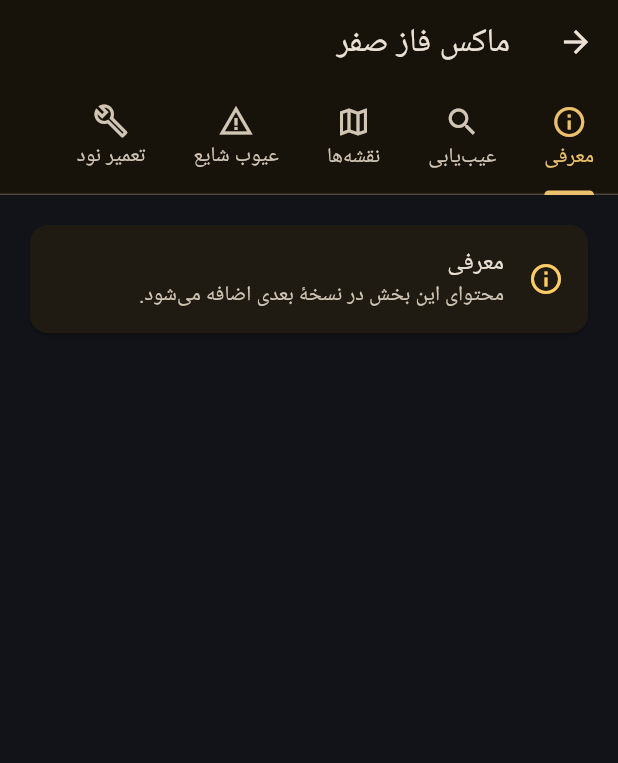
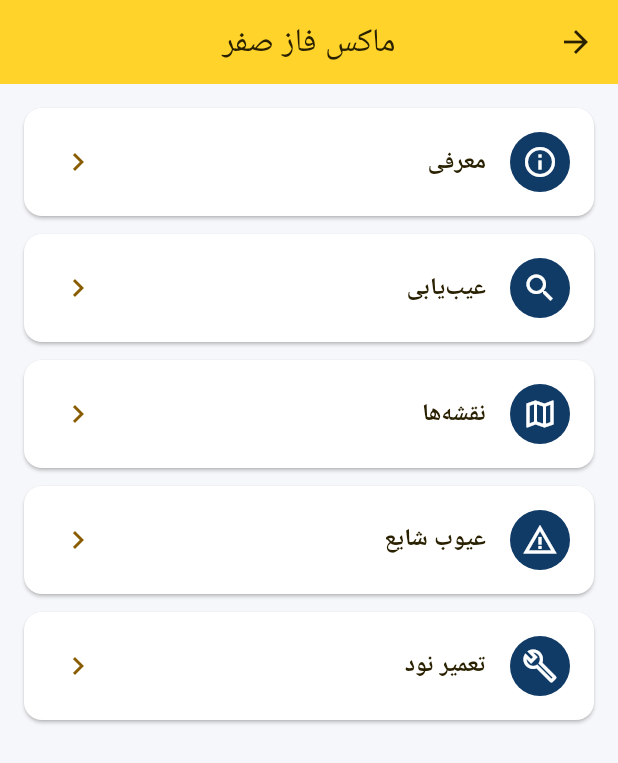
Before and after one commit to miladbahadori7-debug/carplex, a Flutter app: the screen it shows after launch, after a tap on "ماکس فاز صفر", on a phone screen of 412 x 824 dp. Shown: the top 763 px of the screen. Run offline on Flutter 3.47's test engine with Material 3 defaults, Android fonts, the phone set to English and light mode, and no system bars.

Commit message:
Update main.dart

```diff
--- a/lib/main.dart
+++ b/lib/main.dart
@@ -3,7 +3,7 @@ import 'package:flutter/material.dart';
 import 'package:flutter_localizations/flutter_localizations.dart';
 
 const systems = [
-  'مالتی‌پلکس فرانسه', 'ماکس فاز صفر', 'مالتی‌پلکس سازه پویش',
+  'ماکس فاز صفر', 'مالتی‌پلکس فرانسه', 'مالتی‌پلکس سازه پویش',
   'مالتی‌پلکس اکوماکس کروز', 'مالتی‌پلکس SMS', 'تک‌نود کروز',
   'تک‌نود سازه پویش', 'سیستم هوشمند CEC', 'مالتی‌پلکس سایپا',
 ];
@@ -24,20 +24,60 @@ void main() => runApp(MaterialApp(
 
 class Home extends StatelessWidget {
   const Home({super.key});
+  void openSystem(BuildContext context, String system) {
+    Navigator.of(context).push(MaterialPageRoute<void>(
+      builder: (_) => Details(system: system),
+    ));
+  }
+
   @override
   Widget build(BuildContext context) => Scaffold(
-    appBar: AppBar(title: const Row(children: [Icon(Icons.bolt, color: gold),
-      SizedBox(width: 8), Text('کارپلکس')]), backgroundColor: const Color(0xFF191C23)),
-    body: ListView(padding: const EdgeInsets.all(16), children: [
-      Text('سیستم‌های مالتی‌پلکس خودرو', style: Theme.of(context).textTheme.titleLarge),
-      const Padding(padding: EdgeInsets.symmetric(vertical: 12),
-        child: Text('برای دیدن بخش‌ها، یک سیستم انتخاب کن.')),
-      for (final system in systems) Card(child: ListTile(
-        leading: const Icon(Icons.memory, color: gold),
-        title: Text(system), subtitle: const Text('مشاهدهٔ بخش‌های سیستم'),
-        trailing: const Icon(Icons.chevron_left),
-        onTap: () => Navigator.of(context).push(MaterialPageRoute<void>(
-          builder: (_) => Details(system: system))),
+    backgroundColor: const Color(0xFFF6F7FA),
+    appBar: AppBar(title: const Text('خانه'), centerTitle: true,
+      backgroundColor: const Color(0xFFFFD32A), foregroundColor: const Color(0xFF292000)),
+    drawer: Drawer(child: SafeArea(child: ListView(children: [
+      const ListTile(leading: Icon(Icons.bolt, color: gold), title: Text('کارپلکس')),
+      for (final system in systems) ListTile(title: Text(system), onTap: () {
+        Navigator.of(context).pop();
+        openSystem(context, system);
+      }),
+    ]))),
+    body: CustomScrollView(slivers: [
+      const SliverToBoxAdapter(child: AspectRatio(aspectRatio: 16 / 9,
+        child: DecoratedBox(decoration: BoxDecoration(gradient: LinearGradient(
+          begin: Alignment.topRight, end: Alignment.bottomLeft,
+          colors: [Color(0xFF071832), Color(0xFF075890), Color(0xFF081D39)],
+        )), child: Center(child: Column(mainAxisSize: MainAxisSize.min, children: [
+          Text('Carplex', style: TextStyle(fontSize: 36, fontWeight: FontWeight.w900,
+            fontStyle: FontStyle.italic, color: Colors.white)),
+          SizedBox(height: 8),
+          Icon(Icons.directions_car, size: 76, color: Color(0xFF72D8FF)),
+        ]))),
+      )),
+      SliverPadding(padding: const EdgeInsets.all(14), sliver: SliverGrid.builder(
+        gridDelegate: const SliverGridDelegateWithFixedCrossAxisCount(
+          crossAxisCount: 2, crossAxisSpacing: 12, mainAxisSpacing: 12, mainAxisExtent: 142),
+        itemCount: systems.length,
+        itemBuilder: (context, i) => Card(color: Colors.white, surfaceTintColor: Colors.transparent,
+          elevation: 2, margin: EdgeInsets.zero, clipBehavior: Clip.antiAlias,
+          shape: RoundedRectangleBorder(borderRadius: BorderRadius.circular(20)),
+          child: InkWell(onTap: () => openSystem(context, systems[i]),
+            child: Padding(padding: const EdgeInsets.all(8), child: Column(
+              mainAxisAlignment: MainAxisAlignment.center, children: [
+                CircleAvatar(radius: 25, backgroundColor: const Color(0xFF103B67),
+                  foregroundColor: const Color(0xFF82DCFF), child: Icon([
+                    Icons.directions_car, Icons.electric_car, Icons.memory,
+                    Icons.bolt, Icons.hub, Icons.speed, Icons.developer_board,
+                    Icons.settings, Icons.directions_car_filled,
+                  ][i])),
+                const SizedBox(height: 8),
+                Flexible(child: Text(systems[i], textAlign: TextAlign.center,
+                  maxLines: 2, overflow: TextOverflow.ellipsis,
+                  style: const TextStyle(color: Color(0xFF8A5C00), fontWeight: FontWeight.bold))),
+              ],
+            )),
+          ),
+        ),
       )),
     ]),
   );
@@ -47,19 +87,47 @@ class Details extends StatelessWidget {
   const Details({required this.system, super.key});
   final String system;
   @override
-  Widget build(BuildContext context) => DefaultTabController(
-    length: titles.length,
-    child: Scaffold(
-      appBar: AppBar(title: Text(system), bottom: TabBar(
-        isScrollable: true, tabAlignment: TabAlignment.start,
-        tabs: [for (var i = 0; i < titles.length; i++) Tab(icon: Icon(icons[i]), text: titles[i])],
-      )),
-      body: TabBarView(children: [for (var i = 0; i < titles.length; i++)
-        ListView(padding: const EdgeInsets.all(16), children: [Card(child: ListTile(
-          leading: Icon(icons[i], color: gold), title: Text(titles[i]),
-          subtitle: const Text('محتوای این بخش در نسخهٔ بعدی اضافه می‌شود.'),
-        ))]),
-      ]),
-    ),
+  Widget build(BuildContext context) => Scaffold(
+    backgroundColor: const Color(0xFFF6F7FA),
+    appBar: AppBar(title: Text(system), centerTitle: true,
+      backgroundColor: const Color(0xFFFFD32A), foregroundColor: const Color(0xFF292000)),
+    body: SafeArea(child: ListView.separated(
+      padding: const EdgeInsets.all(16),
+      itemCount: titles.length,
+      separatorBuilder: (_, __) => const SizedBox(height: 12),
+      itemBuilder: (context, i) => Card(
+        color: Colors.white,
+        surfaceTintColor: Colors.transparent,
+        margin: EdgeInsets.zero,
+        clipBehavior: Clip.antiAlias,
+        shape: RoundedRectangleBorder(borderRadius: BorderRadius.circular(12)),
+        child: ListTile(
+          minTileHeight: 72,
+          leading: CircleAvatar(backgroundColor: const Color(0xFF103B67),
+            foregroundColor: Colors.white, child: Icon(icons[i])),
+          title: Text(titles[i], style: const TextStyle(
+            color: Color(0xFF292000), fontWeight: FontWeight.bold)),
+          trailing: const Icon(Icons.chevron_left, color: Color(0xFF8A5C00)),
+          onTap: () => Navigator.of(context).push(MaterialPageRoute<void>(
+            builder: (_) => SectionPage(system: system, title: titles[i]),
+          )),
+        ),
+      ),
+    )),
   );
 }
+
+class SectionPage extends StatelessWidget {
+  const SectionPage({required this.system, required this.title, super.key});
+  final String system;
+  final String title;
+
+  @override
+  Widget build(BuildContext context) => Scaffold(
+    appBar: AppBar(title: Text(title)),
+    body: ListView(padding: const EdgeInsets.all(16), children: [
+      Card(child: ListTile(title: Text(system),
+        subtitle: const Text('محتوای این بخش هنوز اضافه نشده است.'))),
+    ]),
+  );
+}
```
